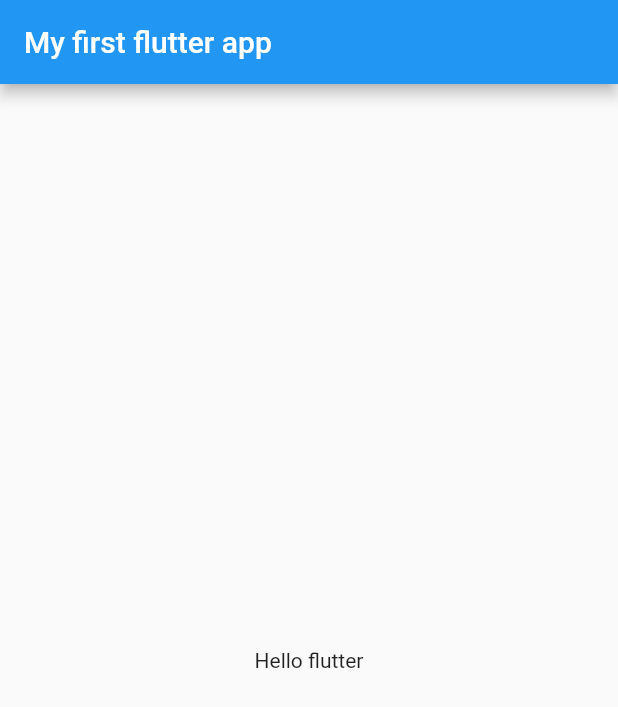
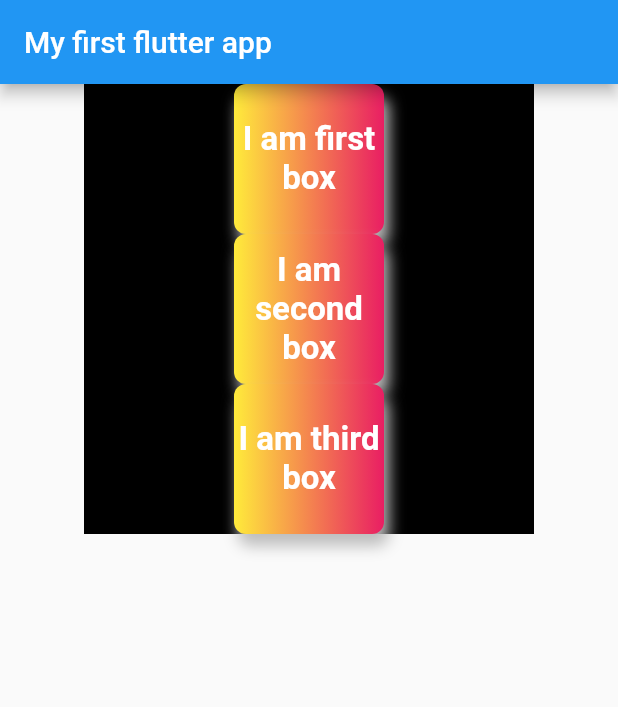
Before and after one commit to Kanha-13/flutter_catalog, a Flutter app: the screen it shows after launch, on a phone screen of 412 x 824 dp. Shown: the top 707 px of the screen. Run offline on Flutter 3.47's test engine with Material 2 defaults, Android fonts, the phone set to English and light mode, and no system bars.

Commit message:
done with alignment row column container

```diff
--- a/lib/main.dart
+++ b/lib/main.dart
@@ -17,7 +17,112 @@ class HomePage extends StatelessWidget {
         title: Text("My first flutter app"),
       ),
       body: Container(
-        child: Center(child: Text("Hello flutter")),
+        alignment: Alignment.topCenter,
+        width: MediaQuery.of(context).size.width,
+        height: MediaQuery.of(context).size.height,
+        child: Container(
+            color: Colors.black,
+            width: 300,
+            height: 300,
+            child: Column(
+              mainAxisAlignment: MainAxisAlignment.spaceEvenly,
+              crossAxisAlignment: CrossAxisAlignment.center,
+              children: <Widget>[
+                Container(
+                  // padding: const EdgeInsets.all(28),
+                  alignment: Alignment.center,
+                  // color: Colors.red,
+                  width: 100,
+                  height: 100,
+                  decoration: BoxDecoration(
+                    //to change box shape use shape
+                    // shape: BoxShape.circle,
+                    //to change box shape with side radius use border radius
+                    borderRadius: BorderRadius.circular(8),
+                    boxShadow: [
+                      BoxShadow(
+                          color: Colors.grey.shade400,
+                          blurRadius: 8,
+                          offset: Offset(3.0, 8.0))
+                    ],
+                    color: Colors.red,
+                    gradient:
+                        LinearGradient(colors: [Colors.yellow, Colors.pink]),
+                  ),
+                  child: Text(
+                    "I am first box",
+                    textAlign: TextAlign.center,
+                    style: TextStyle(
+                      color: Colors.white,
+                      fontWeight: FontWeight.bold,
+                      fontSize: 22.0,
+                    ),
+                  ),
+                ),
+                Container(
+                  // padding: const EdgeInsets.all(28),
+                  alignment: Alignment.center,
+                  // color: Colors.red,
+                  width: 100,
+                  height: 100,
+                  decoration: BoxDecoration(
+                    //to change box shape use shape
+                    // shape: BoxShape.circle,
+                    //to change box shape with side radius use border radius
+                    borderRadius: BorderRadius.circular(8),
+                    boxShadow: [
+                      BoxShadow(
+                          color: Colors.grey.shade400,
+                          blurRadius: 8,
+                          offset: Offset(3.0, 8.0))
+                    ],
+                    color: Colors.red,
+                    gradient:
+                        LinearGradient(colors: [Colors.yellow, Colors.pink]),
+                  ),
+                  child: Text(
+                    "I am second box",
+                    textAlign: TextAlign.center,
+                    style: TextStyle(
+                      color: Colors.white,
+                      fontWeight: FontWeight.bold,
+                      fontSize: 22.0,
+                    ),
+                  ),
+                ),
+                Container(
+                  // padding: const EdgeInsets.all(28),
+                  alignment: Alignment.center,
+                  // color: Colors.red,
+                  width: 100,
+                  height: 100,
+                  decoration: BoxDecoration(
+                    //to change box shape use shape
+                    // shape: BoxShape.circle,
+                    //to change box shape with side radius use border radius
+                    borderRadius: BorderRadius.circular(8),
+                    boxShadow: [
+                      BoxShadow(
+                          color: Colors.grey.shade400,
+                          blurRadius: 8,
+                          offset: Offset(3.0, 8.0))
+                    ],
+                    color: Colors.red,
+                    gradient:
+                        LinearGradient(colors: [Colors.yellow, Colors.pink]),
+                  ),
+                  child: Text(
+                    "I am third box",
+                    textAlign: TextAlign.center,
+                    style: TextStyle(
+                      color: Colors.white,
+                      fontWeight: FontWeight.bold,
+                      fontSize: 22.0,
+                    ),
+                  ),
+                ),
+              ],
+            )),
       ),
     );
   }
```
